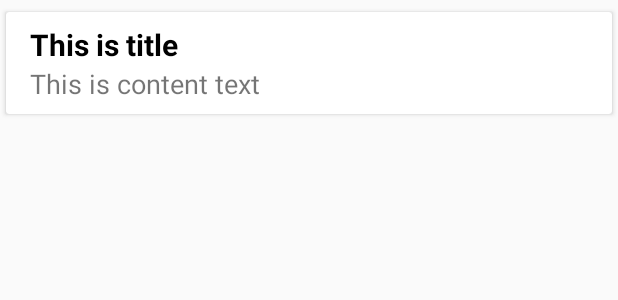
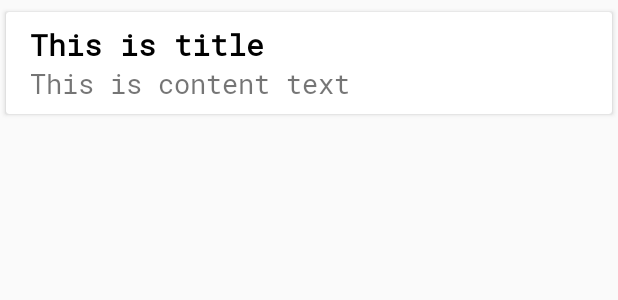
Before and after one commit to RuslanBarcho/FireNotes, an Android app: the layout item.xml on its own in the app's theme, with its tools: preview values and no code run, on a phone screen of 412 x 824 dp. Shown: the top 300 px of the screen. Run offline under Robolectric (Android 15) with nearby library versions, the phone set to English and light mode, and no system bars.

Commit message:
Interface improvements, new fonts

```diff
--- a/app/src/main/java/radonsoft/firenotes/Fragments/SettingsFragment.java
+++ b/app/src/main/java/radonsoft/firenotes/Fragments/SettingsFragment.java
@@ -17,10 +17,8 @@ public class SettingsFragment extends Fragment {
     public View onCreateView(LayoutInflater inflater, ViewGroup container,
                              Bundle savedInstanceState) {
         mRootView = inflater.inflate(R.layout.fragment_settings, container, false);
-        Toolbar toolbar = (Toolbar) mRootView.findViewById(R.id.main_toolbar);
+        Toolbar toolbar = mRootView.findViewById(R.id.main_toolbar);
         getActivity().setTitle("Settings");
         return mRootView;
     }
-
-
 }
--- a/app/src/main/java/radonsoft/firenotes/MainActivity.java
+++ b/app/src/main/java/radonsoft/firenotes/MainActivity.java
@@ -79,6 +79,7 @@ public class MainActivity extends AppCompatActivity {
         ftrans.commit();
     }
 
+
     @Override
     protected void onActivityResult(int requestCode, int resultCode, Intent data) {
         if (data == null) {
--- /dev/null
+++ b/app/src/main/res/font/roboto_mono.xml
@@ -0,0 +1,7 @@
+<?xml version="1.0" encoding="utf-8"?>
+<font-family xmlns:android="http://schemas.android.com/apk/res/android">
+    <font
+        android:fontStyle="normal"
+        android:fontWeight="400"
+        android:font="@font/roboto_mono_regular" />
+</font-family>
--- a/app/src/main/res/layout/activity_main.xml
+++ b/app/src/main/res/layout/activity_main.xml
@@ -40,7 +40,10 @@
         android:layout_width="match_parent"
         android:layout_height="wrap_content"
         android:layout_gravity="bottom"
+        android:layout_marginBottom="-15dp"
         android:background="@color/cardview_light_background"
+        android:paddingBottom="5dp"
+        android:paddingTop="5dp"
         android:theme="@style/Base.Theme.AppCompat.Light.DarkActionBar"
         app:menu="@menu/navigation" />
 
--- a/app/src/main/res/layout/item.xml
+++ b/app/src/main/res/layout/item.xml
@@ -30,6 +30,7 @@
             android:text="This is title"
             android:textColor="@android:color/black"
             android:textSize="20sp"
+            android:fontFamily="@font/roboto_mono"
             android:textStyle="bold" />
 
         <TextView
@@ -43,6 +44,7 @@
             android:ellipsize="end"
             android:maxLines="6"
             android:text="This is content text"
+            android:fontFamily="@font/roboto_mono"
             android:textSize="18sp" />
 
     </LinearLayout>
--- a/app/src/main/res/menu/navigation.xml
+++ b/app/src/main/res/menu/navigation.xml
@@ -4,11 +4,11 @@
     <item
         android:id="@+id/navigation_notes"
         android:icon="@drawable/ic_dashboard_black_24dp"
-        android:title="Notes" />
+        android:title="" />
 
     <item
         android:id="@+id/navigation_settings"
         android:icon="@drawable/ic_settings_black_24dp"
-        android:title="Settings" />
+        android:title="" />
 
 </menu>
--- a/app/src/main/res/values/colors.xml
+++ b/app/src/main/res/values/colors.xml
@@ -1,6 +1,6 @@
 <?xml version="1.0" encoding="utf-8"?>
 <resources>
-    <color name="colorPrimary">#FFFFFF</color>
+    <color name="colorPrimary">#ffffff</color>
     <color name="colorPrimaryDark">#FFFFFF</color>
     <color name="colorAccent">#000000</color>
     <color name="colorAction">#000000</color>
```
Also changed, not shown: app/src/main/java/radonsoft/firenotes/Helpers/DateDialogFragment.java (+0 -15 lines), app/src/main/java/radonsoft/firenotes/NoteActivity.java (+3 -7 lines), app/src/main/res/font/roboto_slab.xml (added, +7 -0 lines), app/src/main/res/layout/activity_note.xml (+20 -6 lines), app/src/main/res/font/roboto_mono_regular.ttf (added), app/src/main/res/font/roboto_slab_regular.ttf (added).
